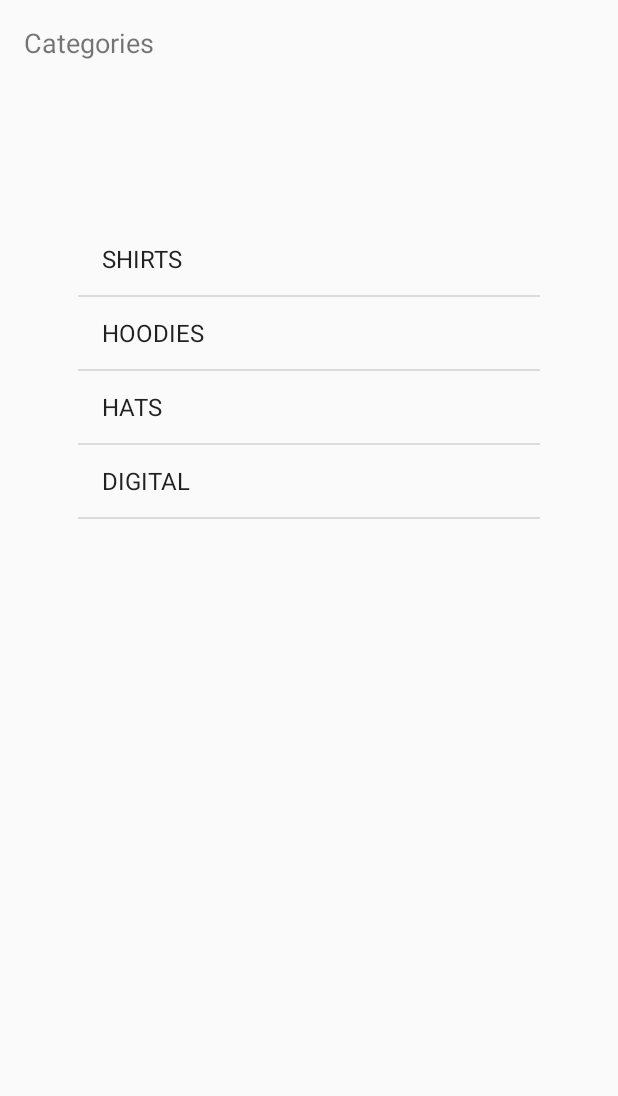
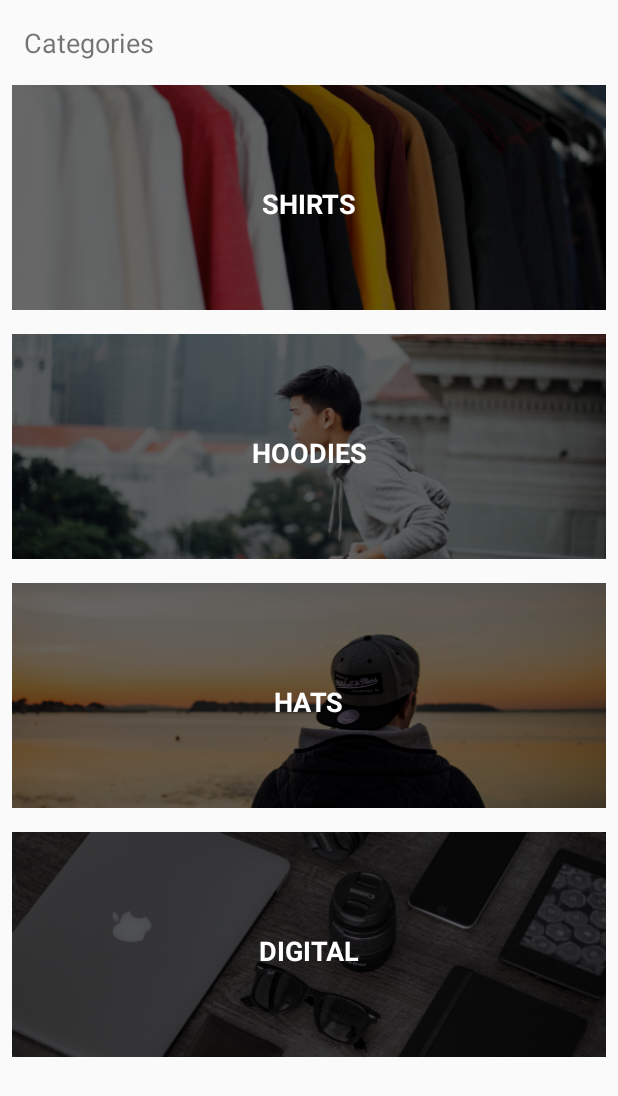
Before and after one commit to JovialH4ckr/CoderSwag, an Android app: the screen it shows after launch (MainActivity), on a phone screen of 412 x 824 dp. Shown: the top 1096 px of the screen. Run offline under Robolectric (Android 15) with nearby library versions, the phone set to English and light mode, and no system bars.

Commit message:
List view modified and implemented

```diff
--- /dev/null
+++ b/app/src/main/java/com/example/coderswag/adaptors/CategoryAdaptor.kt
@@ -0,0 +1,44 @@
+package com.example.coderswag.adaptors
+
+import android.content.Context
+import android.view.LayoutInflater
+import android.view.View
+import android.view.ViewGroup
+import android.widget.BaseAdapter
+import android.widget.ImageView
+import android.widget.TextView
+import com.example.coderswag.R
+import com.example.coderswag.model.Category
+import kotlinx.android.synthetic.main.activity_main.*
+
+class CategoryAdaptor(context : Context, categories : List<Category>) : BaseAdapter() {
+    val context = context
+    val categories = categories
+    override fun getView(position: Int, convertView: View?, parent: ViewGroup?): View {
+        val categoryView : View
+
+        categoryView = LayoutInflater.from(context).inflate(R.layout.category_list_item, null)
+        val categoryImage : ImageView = categoryView.findViewById(R.id.categoryimage)
+        val categoryName : TextView = categoryView.findViewById(R.id.categoryname)
+
+        val category =categories[position]
+        val resourceID = context.resources.getIdentifier(category.image, "drawable", context.packageName)
+        categoryImage.setImageResource(resourceID)
+        println(resourceID)
+        categoryName.text = category.title
+
+        return categoryView
+    }
+
+    override fun getItem(position: Int): Any {
+        return categories[position]
+    }
+
+    override fun getItemId(position: Int): Long {
+        return 0
+    }
+
+    override fun getCount(): Int {
+        return categories.count()
+    }
+}
--- a/app/src/main/java/com/example/coderswag/controller/MainActivity.kt
+++ b/app/src/main/java/com/example/coderswag/controller/MainActivity.kt
@@ -5,18 +5,19 @@ import android.os.Bundle
 import android.widget.ArrayAdapter
 import com.example.coderswag.R
 import com.example.coderswag.Services.DataService
+import com.example.coderswag.adaptors.CategoryAdaptor
 import com.example.coderswag.model.Category
 import kotlinx.android.synthetic.main.activity_main.*
 
 class MainActivity : AppCompatActivity() {
 
-    lateinit var adapter : ArrayAdapter<Category>
+    lateinit var adapter : CategoryAdaptor
 
     override fun onCreate(savedInstanceState: Bundle?) {
         super.onCreate(savedInstanceState)
         setContentView(R.layout.activity_main)
 
-        adapter = ArrayAdapter(this,android.R.layout.simple_list_item_1, DataService.categories)
+        adapter = CategoryAdaptor(this, DataService.categories)
         categorylistview.adapter = adapter
     }
 }
--- a/app/src/main/res/layout/activity_main.xml
+++ b/app/src/main/res/layout/activity_main.xml
@@ -19,8 +19,8 @@
 
     <ListView
         android:id="@+id/categorylistview"
-        android:layout_width="308dp"
-        android:layout_height="568dp"
+        android:layout_width="0dp"
+        android:layout_height="0dp"
         android:layout_marginStart="8dp"
         android:layout_marginTop="8dp"
         android:layout_marginEnd="8dp"
@@ -28,6 +28,7 @@
         app:layout_constraintBottom_toBottomOf="parent"
         app:layout_constraintEnd_toEndOf="parent"
         app:layout_constraintStart_toStartOf="parent"
-        app:layout_constraintTop_toBottomOf="@+id/textView" />
+        app:layout_constraintTop_toBottomOf="@+id/textView"
+        android:divider="@null"/>
 
 </androidx.constraintlayout.widget.ConstraintLayout>
```
